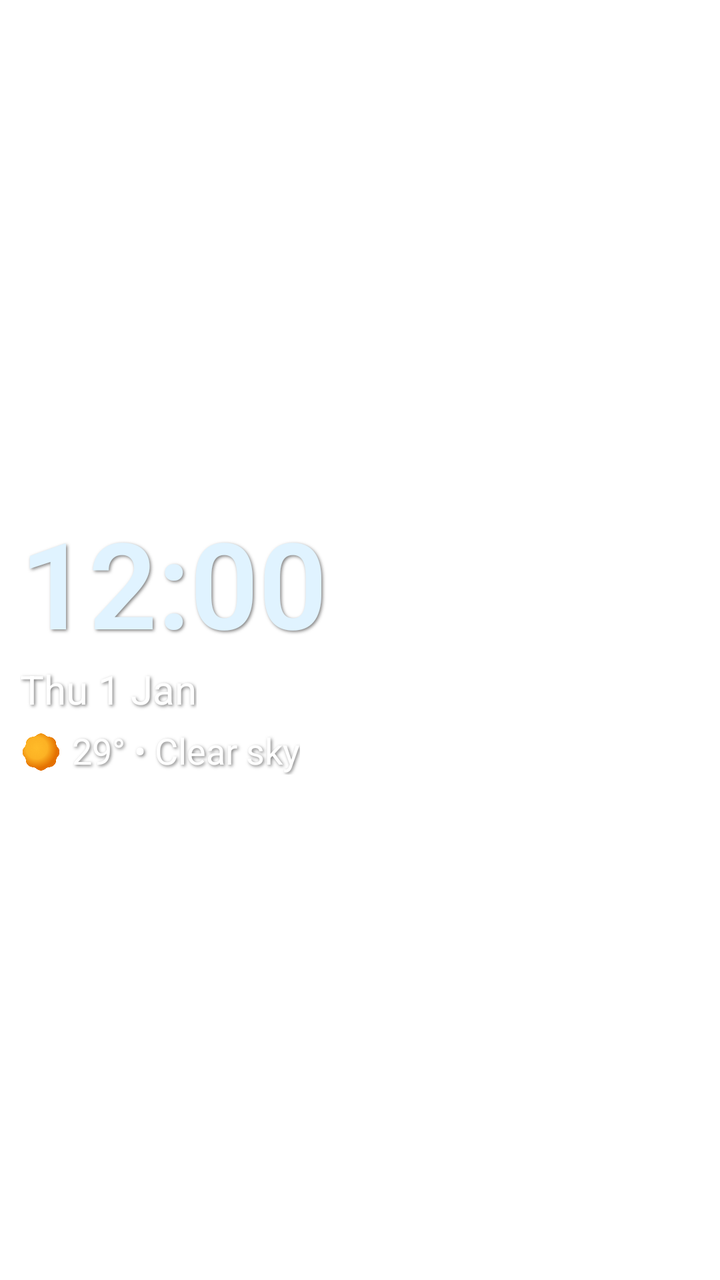
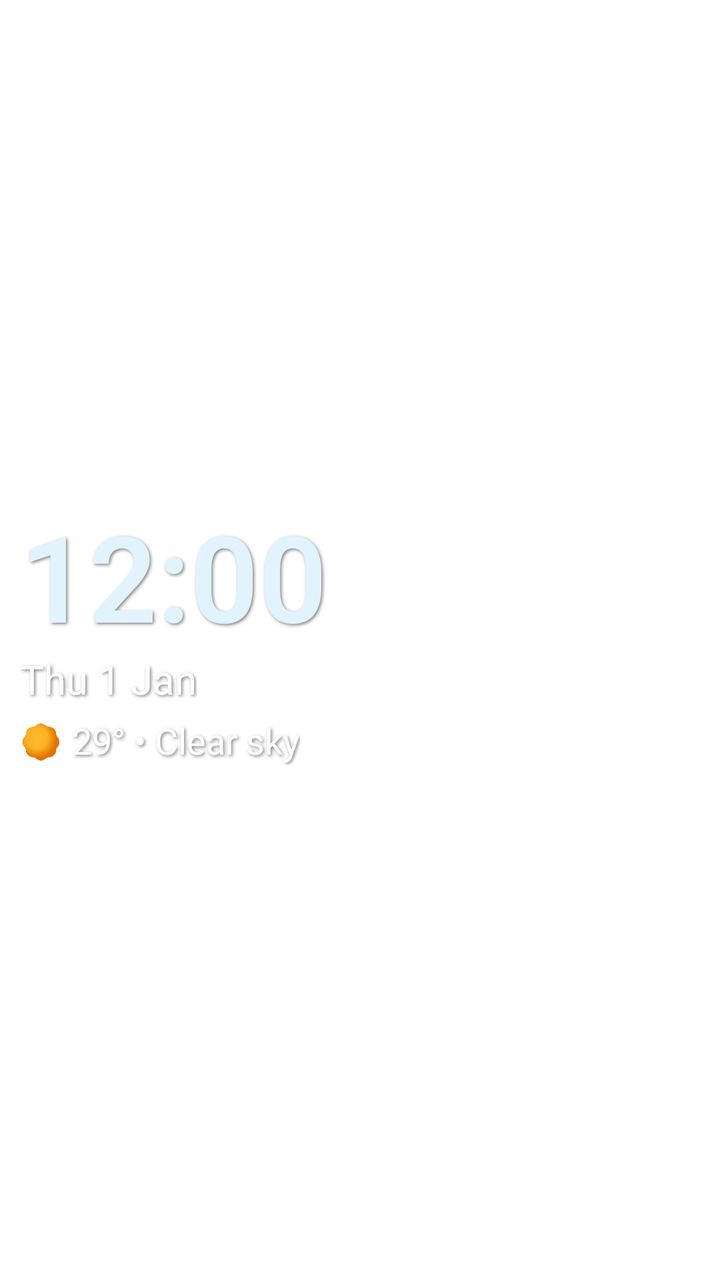

Before-and-after screenshots of an Android layout around one commit, followed by the original layout XML and the change that was made.
<!-- AndroidManifest.xml: fallback theme Theme.MaterialComponents.DayNight.NoActionBar -->
<!-- res/layout/glance_widget.xml -->
<?xml version="1.0" encoding="utf-8"?>
<LinearLayout xmlns:android="http://schemas.android.com/apk/res/android"
    android:id="@+id/widget_root_glance"
    android:layout_width="match_parent"
    android:layout_height="match_parent"
    android:orientation="vertical"
    android:paddingLeft="10dp"
    android:paddingRight="10dp"
    android:gravity="center_vertical">

    <TextClock
        android:id="@+id/widget_text_clock_glance"
        android:layout_width="match_parent"
        android:layout_height="wrap_content"
        android:textFontWeight="600"
        android:textSize="60sp"
        android:format12Hour="hh:mm"
        android:format24Hour="HH:mm"
        android:textColor="@color/colorGlanceWidgetTextClock"
        android:shadowColor="#80000000"
        android:shadowDx="2"
        android:shadowDy="2"
        android:shadowRadius="4" />

    <TextClock
        android:id="@+id/current_widget_date"
        android:layout_width="wrap_content"
        android:layout_height="wrap_content"
        android:format12Hour="EEE d MMM"
        android:format24Hour="EEE d MMM"
        android:textColor="@color/white"
        android:gravity="center"
        android:textSize="20sp"
        android:shadowColor="#80000000"
        android:shadowDx="2"
        android:shadowDy="2"
        android:shadowRadius="4"
        />

    <LinearLayout
        android:layout_width="match_parent"
        android:layout_height="wrap_content"
        android:paddingTop="5dp"
        android:layout_gravity="center"
        >
        <ImageView
            android:id="@+id/current_img_glance"
            android:layout_width="26dp"
            android:layout_height="26dp"
            android:src="@drawable/sunny"
            android:paddingEnd="5dp"
            />
        <TextView
            android:id="@+id/current_glance_temp"
            android:layout_width="wrap_content"
            android:text="29° • "
            android:layout_height="wrap_content"
            android:textSize="18sp"
            android:shadowColor="#80000000"
            android:shadowDx="2"
            android:shadowDy="2"
            android:shadowRadius="4"
            android:textColor="@color/white" />
        <TextView
            android:id="@+id/current_glance_condition"
            android:layout_width="wrap_content"
            android:text="Clear sky"
            android:layout_height="wrap_content"
            android:textSize="18sp"
            android:shadowColor="#80000000"
            android:shadowDx="2"
            android:shadowDy="2"
            android:shadowRadius="4"
            android:textColor="@color/white" />
</LinearLayout>

</LinearLayout>
<!-- resources referenced by this layout -->
<resources>
  <color name="colorGlanceWidgetTextClock">#EEF0FF</color>
  <color name="white">#FFFFFFFF</color>
  <!-- drawable sunny: png bitmap (drawable, 107632 bytes) -->
</resources>

<!-- the commit's change to res/layout/glance_widget.xml (unified diff, before → after) -->
@@ -19,6 +19,7 @@
         android:textColor="@color/colorGlanceWidgetTextClock"
         android:shadowColor="#80000000"
         android:shadowDx="2"
+        android:includeFontPadding="false"
         android:shadowDy="2"
         android:shadowRadius="4" />
 
